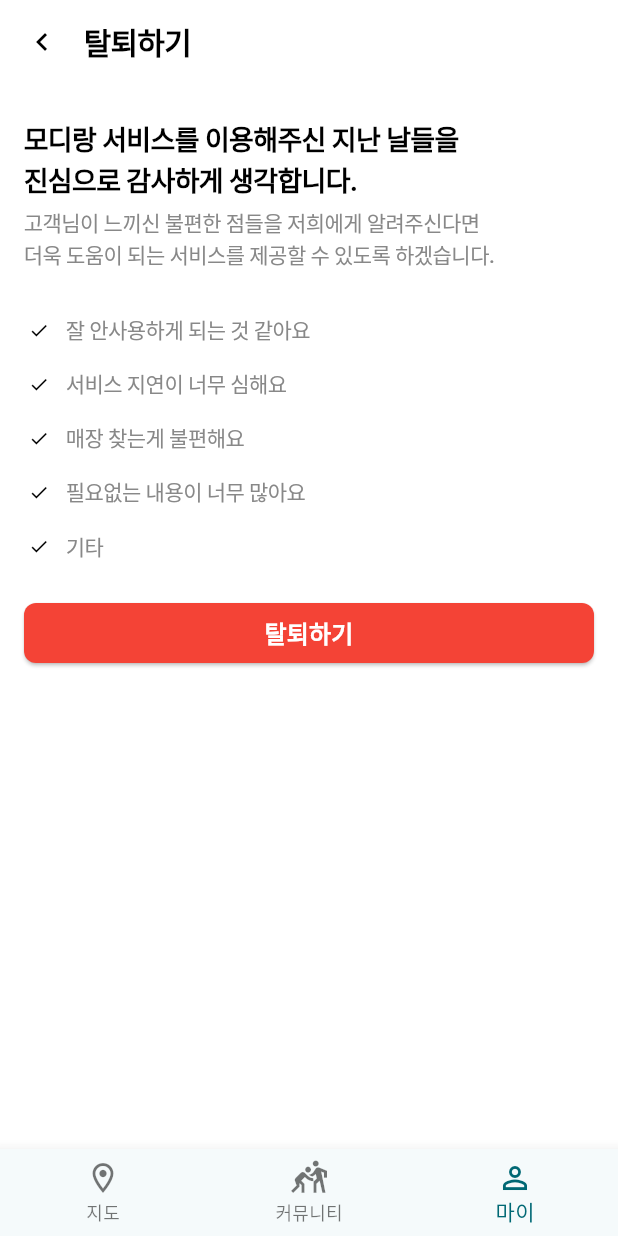
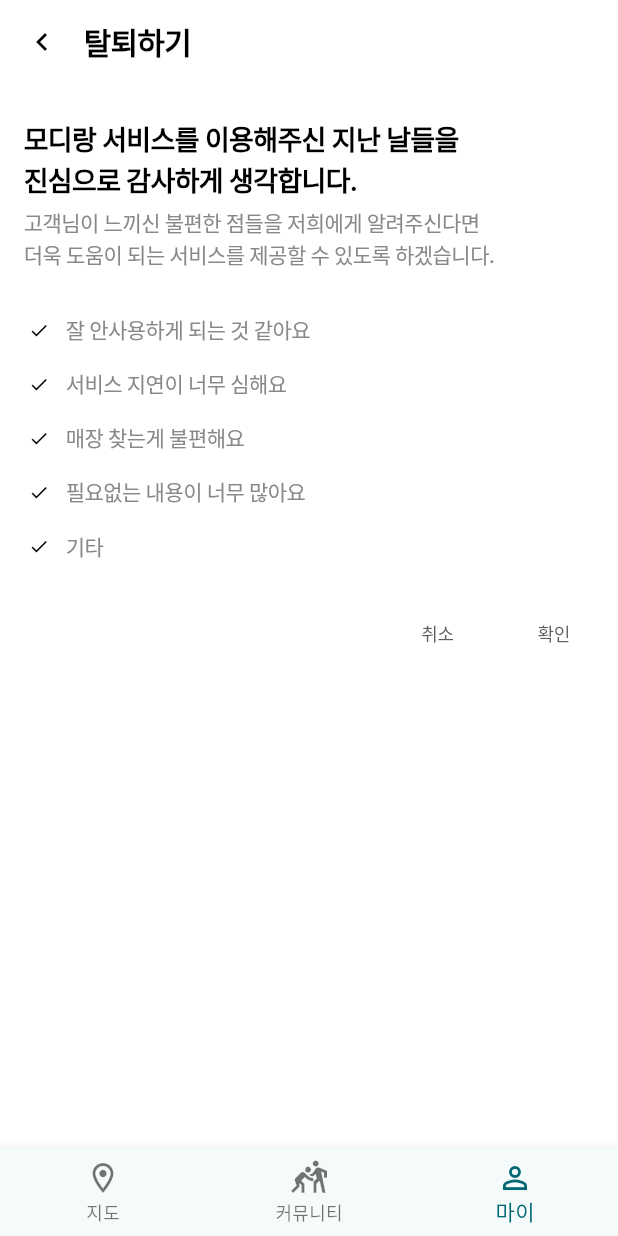
Before and after one commit to hdachan/Modir_map_platform_front, a Flutter app: the WithdrawalScreen screen opened by its route, on a phone screen of 412 x 824 dp. Run offline on Flutter 3.47's test engine with Material 3 defaults, Android fonts, the phone set to English and light mode, and no system bars; our stand-ins replace firebase_core, flutter_svg, go_router, image_picker, shared_preferences, supabase_flutter; accounts and stored records are empty; generated files the repository leaves out were written again; Roboto replaces fonts that are missing (Pretendard); statements that could not run were skipped; project files that could hold a hidden picture were left out.

Commit message:
20250508 탈퇴하기 로직 완료

```diff
--- a/lib/mvvm/Mypage/viewmodels/WithdrawalViewModel.dart
+++ b/lib/mvvm/Mypage/viewmodels/WithdrawalViewModel.dart
@@ -38,11 +38,17 @@
     }
 
     try {
+      if (selectedIndexes.isEmpty) {
+        print("하나 이상의 탈퇴 사유를 선택해주세요.");
+        return;
+      }
+
       List<String> selectedReasonsList =
       selectedIndexes.map((index) => reasons[index]).toList();
 
       String? otherText;
       if (selectedIndexes.contains(reasons.length - 1)) {
+        // '기타'가 선택됐을 경우
         if (otherReasonController.text.trim().isEmpty) {
           print("기타 사유를 입력해주세요.");
           return;
@@ -50,9 +56,18 @@
         otherText = otherReasonController.text.trim();
       }
 
+      // 사유 리스트 생성 (기타는 입력값으로 대체)
+      final finalReasons = selectedReasonsList.map((r) => r == '기타' ? otherText! : r).toList();
+
+      // 최종적으로 유효하지 않은 이유(빈 문자열 등)가 있다면 필터링
+      if (finalReasons.any((r) => r.trim().isEmpty)) {
+        print("빈 사유는 저장할 수 없습니다.");
+        return;
+      }
+
       WithdrawalReasonModel withdrawalData = WithdrawalReasonModel(
         userId: user.id,
-        reasons: selectedReasonsList.map((r) => r == '기타' ? otherText! : r).toList(),
+        reasons: finalReasons,
       );
 
       await _service.saveWithdrawalReason(withdrawalData);
@@ -70,4 +85,5 @@
     }
   }
 
+
 }
--- a/lib/mvvm/Mypage/views/WithdrawalScreen.dart
+++ b/lib/mvvm/Mypage/views/WithdrawalScreen.dart
@@ -130,23 +130,71 @@
                     }),
                   ),
                 ),
+
                 Container(
                   width: double.infinity, // 전체 너비로 설정
-                  padding: EdgeInsets.symmetric(horizontal: 16), // 양쪽에 16의 패딩 추가
-                  child: ElevatedButton(
-                    onPressed: () => viewModel.saveWithdrawalReason(context),
-                    style: ElevatedButton.styleFrom(
-                      backgroundColor: Colors.red,
-                      shape: RoundedRectangleBorder(
-                        borderRadius: BorderRadius.circular(8),
+                  height: 48,
+                  padding: EdgeInsets.only(left: 16,right: 16,top: 8,bottom: 8), // 양쪽에 16의 패딩 추가
+                  child: Row(
+                    children: [
+                      Spacer(),
+                    Container(
+                      padding: EdgeInsets.only(left: 16, right: 16, top: 8, bottom: 8),
+                      child: TextButton(
+                        onPressed: () {
+                          Navigator.pop(context);
+                          // Navigator.pop(context); // 필요 시 Navigator 사용 (주석 처리)
+                        },
+                        style: TextButton.styleFrom(
+                          minimumSize: Size.zero, // 버튼 크기를 텍스트에 맞춤
+                          padding: EdgeInsets.zero, // 내부 패딩 제거
+                          tapTargetSize: MaterialTapTargetSize.shrinkWrap, // 터치 영역 축소
+                        ),
+                        child: Text(
+                          '취소',
+                          textAlign: TextAlign.center,
+                          style: TextStyle(
+                            color: const Color(0xFF5D5D5D),
+                            fontSize: 12,
+                            fontFamily: 'Pretendard',
+                            fontWeight: FontWeight.w500,
+                            height: 1.30,
+                            letterSpacing: -0.30,
+                          ),
+                        ),
                       ),
                     ),
-                    child: Text(
-                      "탈퇴하기",
-                      style: TextStyle(color: Colors.white, fontSize: 16, fontWeight: FontWeight.bold),
-                    ),
+                      SizedBox(width: 24),
+                      Container(
+                        padding: EdgeInsets.only(left: 16, right: 16, top: 8, bottom: 8),
+                        child: TextButton(
+                          onPressed: () {
+                            viewModel.saveWithdrawalReason(context);
+                          },
+                          style: TextButton.styleFrom(
+                            minimumSize: Size.zero, // 버튼 크기를 텍스트에 맞춤
+                            padding: EdgeInsets.zero, // 내부 패딩 제거
+                            tapTargetSize: MaterialTapTargetSize.shrinkWrap, // 터치 영역 축소
+                          ),
+                          child: Text(
+                            '확인',
+                            textAlign: TextAlign.center,
+                            style: TextStyle(
+                              color: const Color(0xFF5D5D5D),
+                              fontSize: 12,
+                              fontFamily: 'Pretendard',
+                              fontWeight: FontWeight.w500,
+                              height: 1.30,
+                              letterSpacing: -0.30,
+                            ),
+                          ),
+                        ),
+                      ),
+
+                    ],
                   ),
-                )
+                ),
+
 
 
               ],
--- a/lib/utils/router.dart
+++ b/lib/utils/router.dart
@@ -3,7 +3,6 @@
 import 'package:modir/utils/SessionManager.dart';
 import 'package:modir/utils/session.dart';
 
-import '../map_screen.dart';
 import '../mvvm/Auth/views/SignUpPage.dart';
 import '../mvvm/Auth/views/agree_screen.dart';
 import '../mvvm/Auth/views/auth_selection_screen.dart';
@@ -12,8 +11,9 @@
 import '../mvvm/Mypage/views/SettingScreen.dart';
 import '../mvvm/Mypage/views/WithdrawalScreen.dart';
 import '../mvvm/Mypage/views/terms.dart';
-import '../mvvm/feed/WriteScreen.dart';
+import '../mvvm/feed/views/WriteScreen.dart';
 import '../mvvm/feed/views/FeedDetailScreen.dart';
+import '../mvvm/feed/views/modiChat.dart';
 import 'bottom_nav_screen.dart';
 import '../mvvm/feed/views/FeedScreen.dart';
 
```
